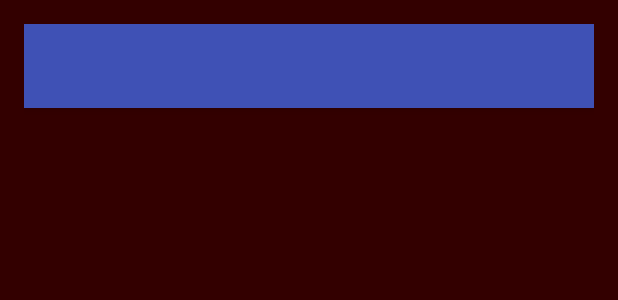
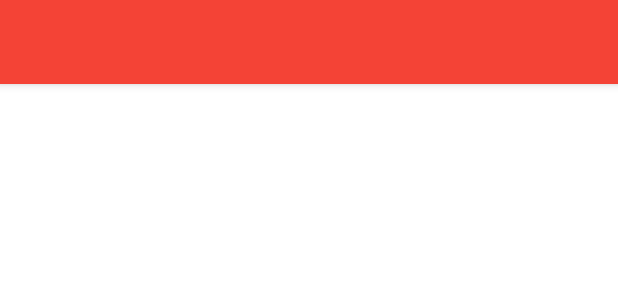
Before and after one commit to BhuneshSingh/Musixl, an Android app: the layout activity_main.xml on its own in the app's theme, with its tools: preview values and no code run, on a phone screen of 412 x 824 dp. Shown: the top 300 px of the screen. Run offline under Robolectric (Android 15) with nearby library versions, the phone set to English and light mode, and no system bars.

Commit message:
Changed Color

```diff
--- a/app/build.gradle
+++ b/app/build.gradle
@@ -28,6 +28,7 @@ dependencies {
     compile 'com.android.support:design:25.1.0'
     compile 'com.android.support:recyclerview-v7:25.1.0'
     compile 'com.android.support:cardview-v7:25.1.0'
-    compile 'com.squareup.picasso:picasso:2.5.2'
+    compile 'jp.wasabeef:recyclerview-animators:2.2.5'
+    compile 'com.nostra13.universalimageloader:universal-image-loader:1.9.5'
     testCompile 'junit:junit:4.12'
 }
--- a/app/src/main/AndroidManifest.xml
+++ b/app/src/main/AndroidManifest.xml
@@ -5,6 +5,7 @@
     <uses-permission android:name="android.permission.WAKE_LOCK"/>
     <uses-permission android:name="android.permission.READ_EXTERNAL_STORAGE"/>
     <uses-permission android:name="android.permission.WRITE_EXTERNAL_STORAGE"/>
+    <uses-permission android:name="android.permission.INTERNET"/>
 
     <application
         android:allowBackup="true"
--- a/app/src/main/res/layout/activity_main.xml
+++ b/app/src/main/res/layout/activity_main.xml
@@ -7,13 +7,19 @@
     android:id="@+id/activity_main"
     android:layout_width="match_parent"
     android:layout_height="match_parent"
-    android:background="#FF330000"
+    android:background="#ffffff"
     android:orientation="vertical"
-    android:paddingBottom="@dimen/activity_vertical_margin"
-    android:paddingLeft="@dimen/activity_horizontal_margin"
-    android:paddingRight="@dimen/activity_horizontal_margin"
-    android:paddingTop="@dimen/activity_vertical_margin"
+
     tools:context="com.bhunesh.musixl.MainActivity">
+
+    <android.support.v7.widget.RecyclerView
+
+        android:id="@+id/songList"
+        android:layout_width="match_parent"
+        android:layout_height="wrap_content"
+        app:layout_behavior="@string/appbar_scrolling_view_behavior"
+
+        />
 
     <android.support.design.widget.AppBarLayout
         android:id="@+id/appbar"
@@ -29,13 +35,8 @@
             app:layout_scrollFlags="scroll|enterAlways"
             app:popupTheme="@style/ThemeOverlay.AppCompat.Light"/>
 
-        <android.support.v7.widget.RecyclerView
 
-            android:id="@+id/songList"
-            android:layout_width="match_parent"
-            android:layout_height="wrap_content"
-            android:layout_alignParentStart="true"
-            android:layout_alignParentTop="true"
-            />
     </android.support.design.widget.AppBarLayout>
+
+
 </android.support.design.widget.CoordinatorLayout>
--- a/app/src/main/res/values/colors.xml
+++ b/app/src/main/res/values/colors.xml
@@ -1,6 +1,12 @@
 <?xml version="1.0" encoding="utf-8"?>
 <resources>
-    <color name="colorPrimary">#3F51B5</color>
-    <color name="colorPrimaryDark">#303F9F</color>
-    <color name="colorAccent">#FF4081</color>
+
+        <color name="colorPrimary">#F44336</color>
+        <color name="colorPrimaryDark">#D32F2F</color>
+        <color name="primary_light">#FFCDD2</color>
+        <color name="colorAccent">#536DFE</color>
+        <color name="primary_text">#212121</color>
+        <color name="secondary_text">#757575</color>
+        <color name="icons">#FFFFFF</color>
+        <color name="divider">#BDBDBD</color>
 </resources>
```
Also changed, not shown: app/src/main/java/com/bhunesh/musixl/MainActivity.java (+6 -1 lines), app/src/main/java/com/bhunesh/musixl/songAdapter.java (+7 -3 lines), app/src/main/res/anim/bounce_interpolator.xml (+7 -6 lines), app/src/main/res/layout/songlayout.xml (+7 -1 lines).
